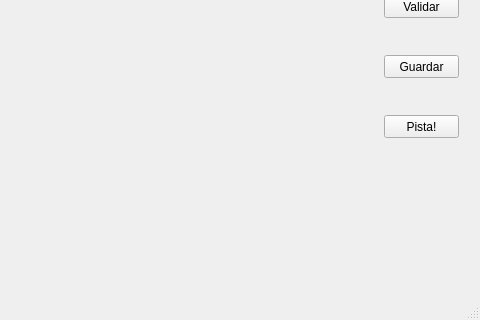
Above: sudoku.ui from luifevas/Sudoku before the change; both pictures show x 166 to 646 and y 82 to 402 of the 646 by 402 pixel window. Below: the same form after it.
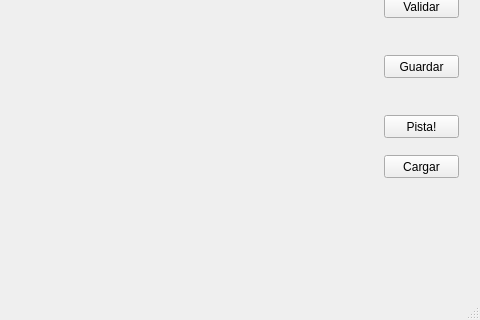
That is the form after the change.

Commit message: GUARDAR Y CARGAR COMPLETO

The edit to the form file:
```diff
--- a/sudoku.ui
+++ b/sudoku.ui
@@ -64,6 +64,19 @@
      <string>Pista!</string>
     </property>
    </widget>
+   <widget class="QPushButton" name="cargar">
+    <property name="geometry">
+     <rect>
+      <x>550</x>
+      <y>220</y>
+      <width>75</width>
+      <height>23</height>
+     </rect>
+    </property>
+    <property name="text">
+     <string>Cargar</string>
+    </property>
+   </widget>
   </widget>
   <widget class="QMenuBar" name="menuBar">
    <property name="geometry">
```
The commit also changes 2 other files.
